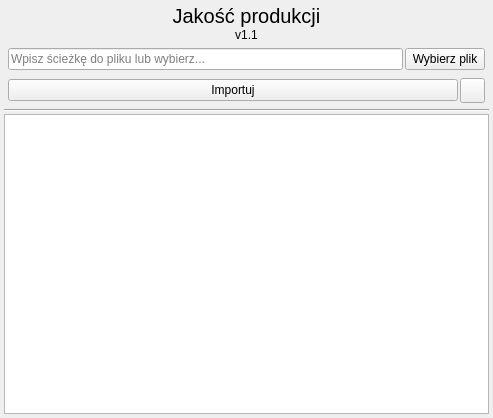
Old version of the form Forms/jakosc_prod.ui in the repository kolomir/place_v2.
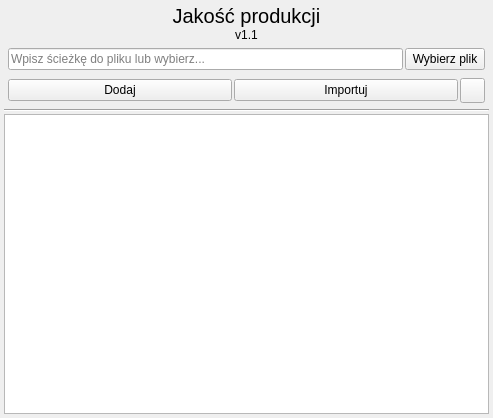
New version of the form. Icons and pictures are not drawn.

Diff of the .ui file:
```diff
--- a/Forms/jakosc_prod.ui
+++ b/Forms/jakosc_prod.ui
@@ -164,6 +164,13 @@
             <property name="bottomMargin">
              <number>4</number>
             </property>
+            <item>
+             <widget class="QPushButton" name="btn_dodaj">
+              <property name="text">
+               <string>Dodaj</string>
+              </property>
+             </widget>
+            </item>
             <item>
              <widget class="QPushButton" name="btn_importuj">
               <property name="text">
```
